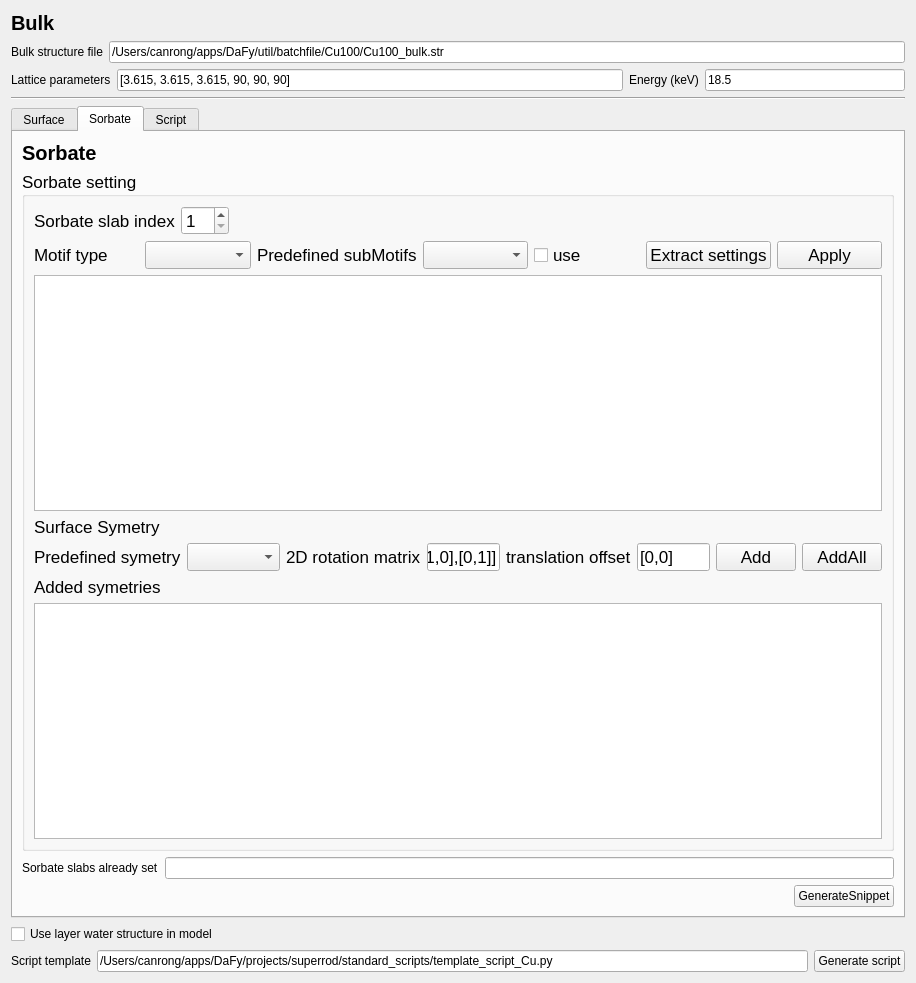
Above: projects/superrod/ctr_model_creator.ui from jackey-qiu/DaFy before the change. Below: the same form after it.
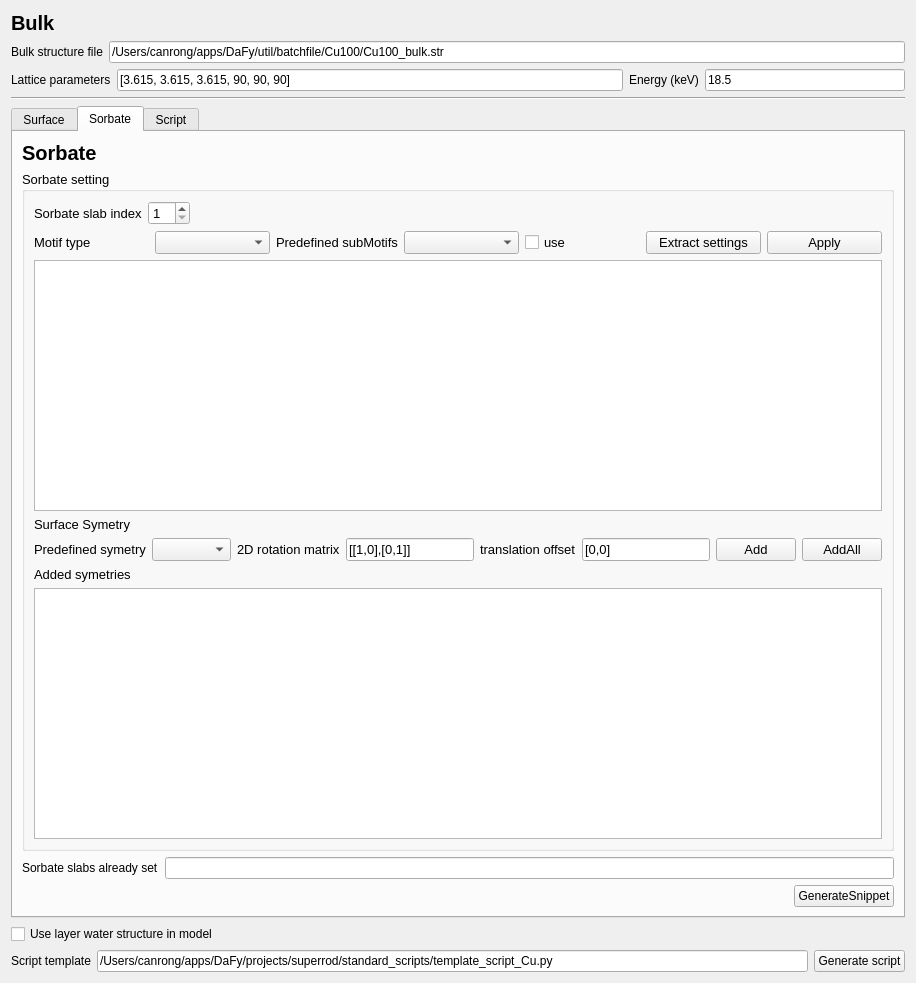
That is the form after the change. The open tabs and pages were chosen to show the change. Custom widgets are drawn as their Qt base class.

What changed in the file:
```diff
--- a/projects/superrod/ctr_model_creator.ui
+++ b/projects/superrod/ctr_model_creator.ui
@@ -287,7 +287,7 @@
         <widget class="QGroupBox" name="groupBox">
          <property name="font">
           <font>
-           <pointsize>13</pointsize>
+           <pointsize>10</pointsize>
           </font>
          </property>
          <property name="title">
```
Left out of the diff: 2 changed lines with no effect on the pictures.
